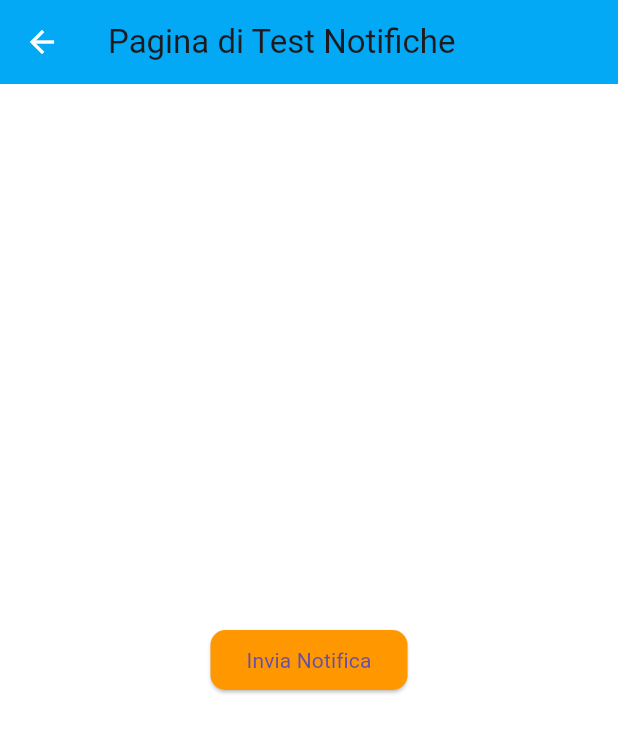
After one commit to Koichi-san-hu/aidhome_2, a Flutter app: the TestNotificationPage screen opened directly, after a tap on "Invia Notifica", on a phone screen of 412 x 824 dp. The commit adds this screen. Shown: the top 733 px of the screen. Run offline on Flutter 3.47's test engine with Material 3 defaults, Android fonts, the phone set to English and light mode, and no system bars; our stand-ins replace cloud_firestore, confetti, firebase_auth, firebase_core, flutter_dotenv, flutter_local_notifications and 7 more; accounts and stored records are empty; statements that could not run were skipped.

```diff
--- /dev/null
+++ b/lib/test_notification_page.dart
@@ -0,0 +1,47 @@
+// lib/test_notification_page.dart
+import 'package:flutter/material.dart';
+import 'package:flutter_local_notifications/flutter_local_notifications.dart';
+import 'main.dart'; // Importa main.dart per accedere a flutterLocalNotificationsPlugin
+
+class TestNotificationPage extends StatelessWidget {
+  const TestNotificationPage({Key? key}) : super(key: key);
+
+  // Funzione pubblica e statica per inviare una notifica immediata
+  static Future<void> sendNotification() async {
+    const AndroidNotificationDetails androidPlatformChannelSpecifics =
+    AndroidNotificationDetails(
+      'test_channel_id', // ID del canale
+      'Test Notifications', // Nome del canale
+      channelDescription: 'Canale per le notifiche di test',
+      importance: Importance.max,
+      priority: Priority.high,
+    );
+
+    const NotificationDetails platformChannelSpecifics = NotificationDetails(
+      android: androidPlatformChannelSpecifics,
+    );
+
+    await flutterLocalNotificationsPlugin.show(
+      0, // ID della notifica
+      'AidHome', // Titolo della notifica
+      'BISOGNA CUCINARE! PREPARA IL TUO PASTO', // Corpo della notifica
+      platformChannelSpecifics,
+      payload: 'Dati di prova', // Puoi usare il payload per passare dati alla notifica
+    );
+  }
+
+  @override
+  Widget build(BuildContext context) {
+    return Scaffold(
+      appBar: AppBar(
+        title: const Text('Pagina di Test Notifiche'),
+      ),
+      body: Center(
+        child: ElevatedButton(
+          onPressed: sendNotification,
+          child: const Text('Invia Notifica'),
+        ),
+      ),
+    );
+  }
+}
--- a/pubspec.yaml
+++ b/pubspec.yaml
@@ -32,6 +32,8 @@ dependencies:
   confetti: ^0.7.0
   google_fonts: ^6.2.1
   flutter_dotenv: ^5.1.0
+  flutter_local_notifications: ^17.2.3
+  firebase_messaging: ^15.1.3
 
 dev_dependencies:
   flutter_test:
```
Also changed, not shown: lib/main.dart (+153 -58 lines), lib/screens/home_screen.dart (+12 -5 lines), pubspec.lock, 2 other files.
